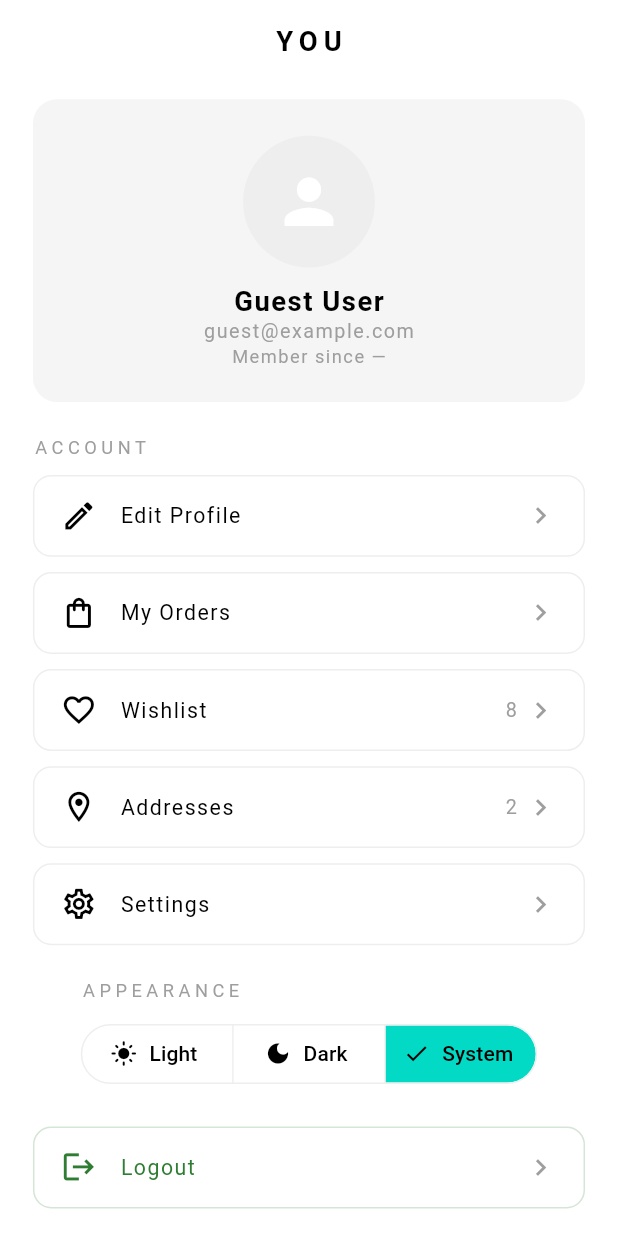
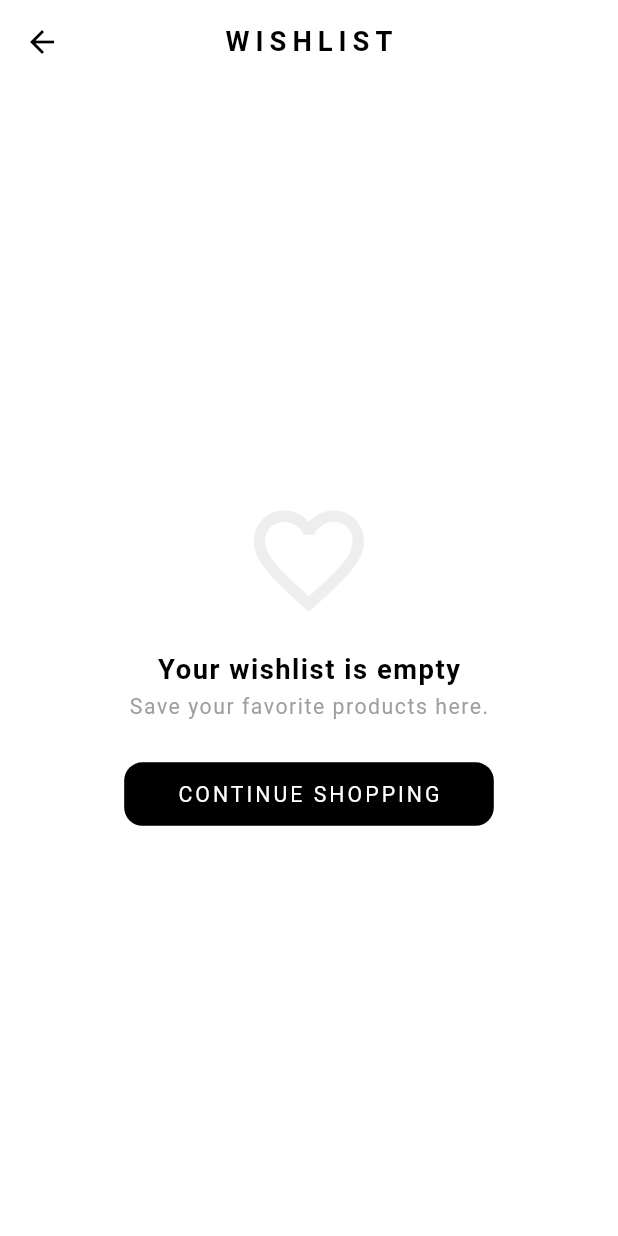
Before and after one commit to youssifmostafa798-art/MaxFashion, a Flutter app: the ProfilePage screen opened directly, after a tap on "Wishlist", on a phone screen of 412 x 824 dp. Run offline on Flutter 3.47's test engine with Material 3 defaults, Android fonts, the phone set to English and light mode, and no system bars; our stand-ins replace flutter_credit_card, flutter_riverpod, flutter_screenutil, flutter_svg, ionicons, shared_preferences; missing offline and left inert: flutter_gap; accounts and stored records are empty; Roboto replaces fonts that are missing (Tenor_Sans).

Commit message:
feat: add wishlist functionality with provider and UI components

```diff
--- a/lib/core/router/app_router.dart
+++ b/lib/core/router/app_router.dart
@@ -5,6 +5,7 @@ import 'package:max/features/auth/presentation/pages/login_page.dart';
 import 'package:max/features/auth/presentation/pages/signup_page.dart';
 import 'package:max/features/main/presentation/pages/main_screen.dart';
 import 'package:max/features/search/presentation/pages/search_screen.dart';
+import 'package:max/features/wishlist/presentation/pages/wishlist_page.dart';
 
 class AppRouter {
   AppRouter._();
@@ -15,6 +16,7 @@ class AppRouter {
   static const String signup = '/signup';
   static const String main = '/main';
   static const String search = '/search';
+  static const String wishlist = '/wishlist';
 
   static Route<dynamic> onGenerateRoute(RouteSettings settings) {
     switch (settings.name) {
@@ -31,6 +33,8 @@ class AppRouter {
         return MaterialPageRoute(builder: (_) => MainScreen(initialTab: tab));
       case search:
         return MaterialPageRoute(builder: (_) => const SearchScreen());
+      case wishlist:
+        return MaterialPageRoute(builder: (_) => const WishlistPage());
       default:
         return MaterialPageRoute(builder: (_) => const SplashPage());
     }
--- a/lib/features/profile/presentation/pages/profile_page.dart
+++ b/lib/features/profile/presentation/pages/profile_page.dart
@@ -8,8 +8,10 @@ import 'package:max/core/widgets/custem_text.dart';
 import 'package:max/data/models/user_model.dart';
 import 'package:max/data/providers/auth_provider.dart';
 import 'package:max/data/providers/orders_provider.dart';
+import 'package:max/data/providers/wishlist_provider.dart';
 import 'package:max/features/orders/presentation/pages/orders_page.dart';
 import 'package:max/features/profile/presentation/widgets/profile_menu_item.dart';
+import 'package:max/features/wishlist/presentation/pages/wishlist_page.dart';
 
 class ProfilePage extends ConsumerWidget {
   const ProfilePage({super.key});
@@ -154,6 +156,7 @@ class _MenuSection extends ConsumerWidget {
   Widget build(BuildContext context, WidgetRef ref) {
     final colorScheme = Theme.of(context).colorScheme;
     final ordersCount = ref.watch(ordersCountProvider);
+    final wishlistCount = ref.watch(wishlistCountProvider);
 
     return Column(
       crossAxisAlignment: CrossAxisAlignment.start,
@@ -186,8 +189,13 @@ class _MenuSection extends ConsumerWidget {
         ProfileMenuItem(
           icon: Icons.favorite_border,
           title: 'Wishlist',
-          trailing: '8',
-          onTap: () {},
+          trailing: wishlistCount > 0 ? '$wishlistCount' : null,
+          onTap: () {
+            Navigator.push(
+              context,
+              MaterialPageRoute(builder: (_) => const WishlistPage()),
+            );
+          },
         ),
         SizedBox(height: 10.h),
         ProfileMenuItem(
--- a/lib/features/search/presentation/widgets/search_results_list.dart
+++ b/lib/features/search/presentation/widgets/search_results_list.dart
@@ -2,6 +2,7 @@ import 'package:flutter/material.dart';
 import 'package:flutter_screenutil/flutter_screenutil.dart';
 import 'package:flutter_gap/flutter_gap.dart';
 import 'package:max/core/widgets/custem_text.dart';
+import 'package:max/core/widgets/favorite_button.dart';
 import 'package:max/data/models/product_model.dart';
 import 'package:max/features/search/presentation/widgets/highlighted_text.dart';
 
@@ -100,6 +101,7 @@ class _SearchResultCard extends StatelessWidget {
                 ],
               ),
             ),
+            FavoriteButton(product: product, size: 22),
           ],
         ),
       ),
--- /dev/null
+++ b/lib/features/wishlist/presentation/pages/wishlist_page.dart
@@ -0,0 +1,154 @@
+import 'package:flutter/material.dart';
+import 'package:flutter_riverpod/flutter_riverpod.dart';
+import 'package:flutter_screenutil/flutter_screenutil.dart';
+import 'package:max/core/widgets/custem_text.dart';
+import 'package:max/data/models/cart_item_model.dart';
+import 'package:max/data/providers/cart_provider.dart';
+import 'package:max/data/providers/wishlist_provider.dart';
+import 'package:max/features/checkout/presentation/checkout.dart';
+import 'package:max/features/main/presentation/pages/main_screen.dart';
+import 'package:max/features/wishlist/presentation/widgets/wishlist_item_card.dart';
+
+class WishlistPage extends ConsumerWidget {
+  const WishlistPage({super.key});
+
+  @override
+  Widget build(BuildContext context, WidgetRef ref) {
+    final wishlistItems = ref.watch(wishlistProvider);
+    final colorScheme = Theme.of(context).colorScheme;
+
+    return Scaffold(
+      backgroundColor: colorScheme.surface,
+      appBar: AppBar(
+        automaticallyImplyLeading: true,
+        backgroundColor: colorScheme.surface,
+        elevation: 0,
+        centerTitle: true,
+        title: CustemText(
+          text: 'WISHLIST',
+          size: 18,
+          color: colorScheme.onSurface,
+          spacing: 4,
+          weight: FontWeight.bold,
+        ),
+      ),
+      body: wishlistItems.isEmpty ? const _EmptyWishlist() : _WishlistContent(),
+    );
+  }
+}
+
+class _WishlistContent extends ConsumerWidget {
+  @override
+  Widget build(BuildContext context, WidgetRef ref) {
+    final wishlistItems = ref.watch(wishlistProvider);
+
+    return ListView.builder(
+      padding: EdgeInsets.symmetric(horizontal: 16.w, vertical: 12.h),
+      itemCount: wishlistItems.length,
+      itemBuilder: (context, index) {
+        final product = wishlistItems[index];
+        return WishlistItemCard(
+          product: product,
+          onRemove: () {
+            ref.read(wishlistProvider.notifier).remove(product.id);
+          },
+          onMoveToCart: () {
+            final productId = CartItemModel.generateProductId(
+              product.name,
+              product.image,
+            );
+            ref
+                .read(cartProvider.notifier)
+                .addItem(
+                  CartItemModel(
+                    productId: productId,
+                    productName: product.name,
+                    productImage: product.image,
+                    quantity: 1,
+                    unitPrice: product.price,
+                  ),
+                );
+            final colorScheme = Theme.of(context).colorScheme;
+            ScaffoldMessenger.of(context).showSnackBar(
+              SnackBar(
+                content: CustemText(
+                  text: '${product.name} added to cart',
+                  size: 14,
+                  color: colorScheme.surface,
+                ),
+                backgroundColor: colorScheme.onSurface,
+                duration: const Duration(seconds: 2),
+                behavior: SnackBarBehavior.floating,
+                shape: RoundedRectangleBorder(
+                  borderRadius: BorderRadius.circular(8.r),
+                ),
+              ),
+            );
+          },
+          onTap: () {
+            Navigator.push(
+              context,
+              MaterialPageRoute(builder: (_) => Checkout(products: product)),
+            );
+          },
+        );
+      },
+    );
+  }
+}
+
+class _EmptyWishlist extends StatelessWidget {
+  const _EmptyWishlist();
+
+  @override
+  Widget build(BuildContext context) {
+    final colorScheme = Theme.of(context).colorScheme;
+
+    return Center(
+      child: Column(
+        mainAxisAlignment: MainAxisAlignment.center,
+        children: [
+          Icon(Icons.favorite_border, size: 80.w, color: colorScheme.outline),
+          SizedBox(height: 20.h),
+          CustemText(
+            text: 'Your wishlist is empty',
+            size: 18,
+            weight: FontWeight.w600,
+            color: colorScheme.onSurface,
+          ),
+          SizedBox(height: 8.h),
+          CustemText(
+            text: 'Save your favorite products here.',
+            size: 14,
+            color: colorScheme.onSurfaceVariant,
+          ),
+          SizedBox(height: 30.h),
+          GestureDetector(
+            onTap: () {
+              Navigator.pushAndRemoveUntil(
+                context,
+                MaterialPageRoute(
+                  builder: (_) => const MainScreen(initialTab: 0),
+                ),
+                (route) => false,
+              );
+            },
+            child: Container(
+              padding: EdgeInsets.symmetric(horizontal: 32.w, vertical: 14.h),
+              decoration: BoxDecoration(
+                color: colorScheme.onSurface,
+                borderRadius: BorderRadius.circular(12.r),
+              ),
+              child: CustemText(
+                text: 'CONTINUE SHOPPING',
+                size: 14,
+                color: colorScheme.surface,
+                spacing: 2,
+              ),
+            ),
+          ),
+        ],
+      ),
+    );
+  }
+}
```
Also changed, not shown: lib/core/widgets/favorite_button.dart (added, +44 -0 lines), lib/data/providers/wishlist_provider.dart (added, +62 -0 lines), lib/features/checkout/presentation/checkout.dart (+18 -2 lines), lib/features/home/presentation/pages/home.dart (+11 -1 lines), lib/features/search/presentation/widgets/search_suggestions.dart (+12 -1 lines), lib/features/wishlist/presentation/widgets/wishlist_item_card.dart (added, +115 -0 lines).
